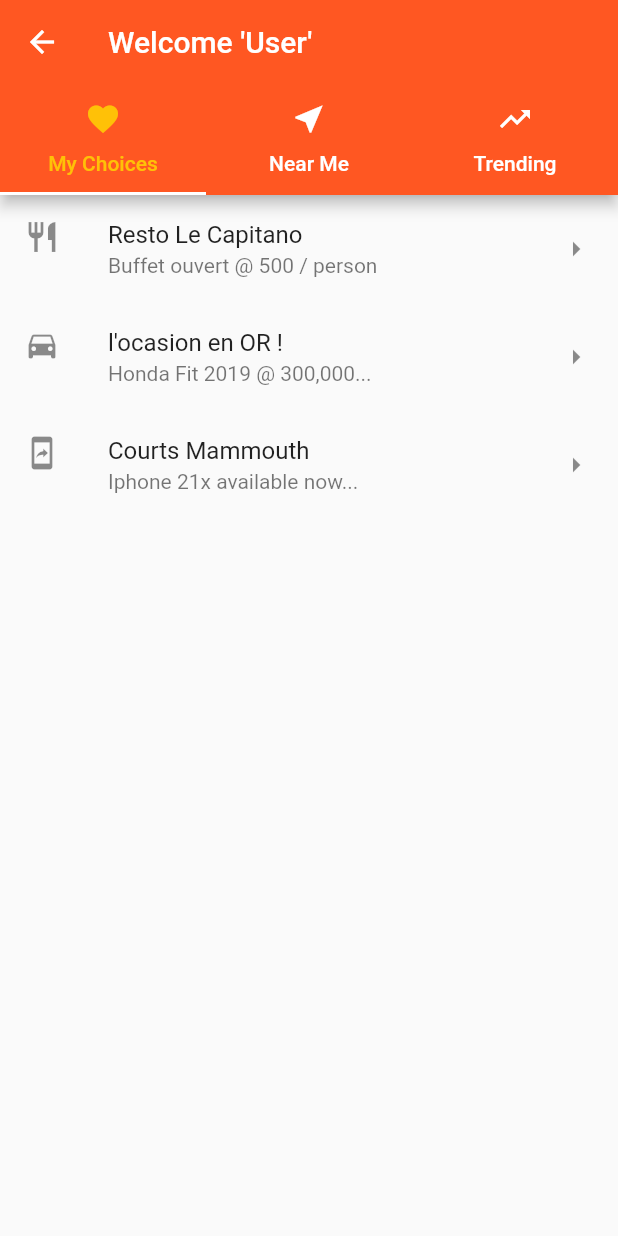
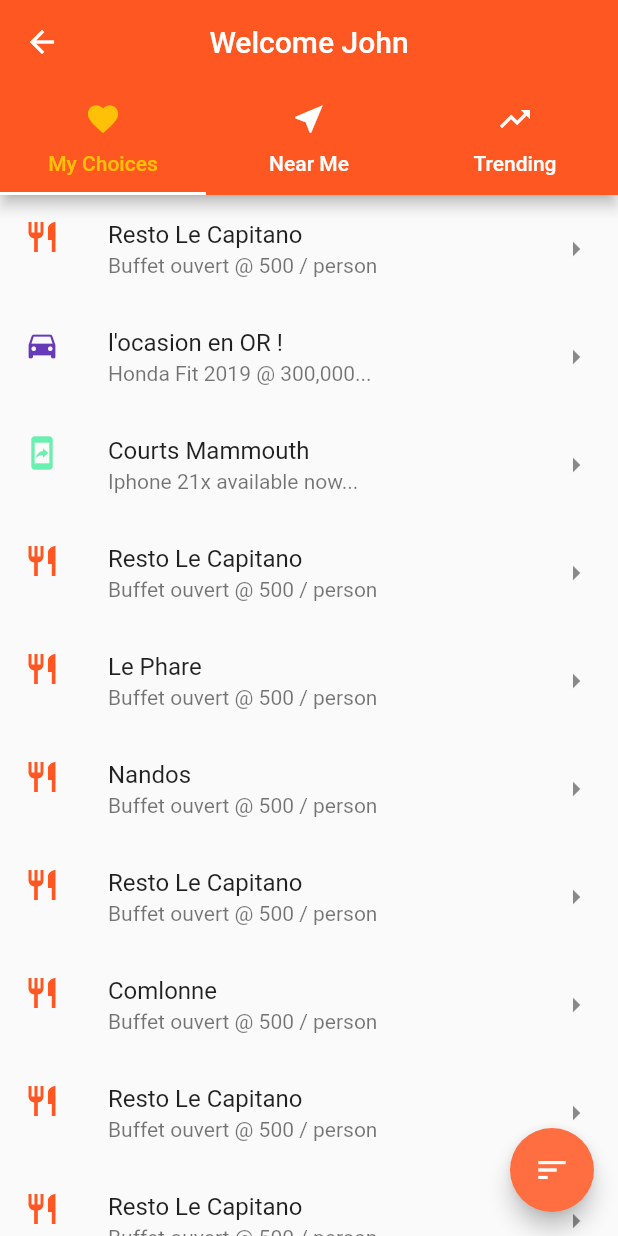
Before and after one commit to rajeev-khoodeeram/maubilee, a Flutter app: the HomeIndividual screen opened directly, on a phone screen of 412 x 824 dp. Run offline on Flutter 3.47's test engine with Material 2 defaults, Android fonts, the phone set to English and light mode, and no system bars.

Commit message:
individual snackbar added + business UI

```diff
--- a/lib/individual/HomeIndividual.dart
+++ b/lib/individual/HomeIndividual.dart
@@ -1,17 +1,17 @@
 import 'package:flutter/material.dart';
 import 'package:maubilee/individual/MyChoices.dart';
 import 'package:maubilee/individual/NearMe.dart';
-import 'package:maubilee/individual/Recommended.dart';
+
 import 'package:maubilee/individual/Trending.dart';
-
 
 class HomeIndividual extends StatefulWidget {
   @override
   _HomePageState createState() => _HomePageState();
 }
 
-class _HomePageState extends State<HomeIndividual> with SingleTickerProviderStateMixin{
-
+class _HomePageState extends State<HomeIndividual>
+    with SingleTickerProviderStateMixin {
+  final GlobalKey<ScaffoldState> _scaffoldKey = new GlobalKey<ScaffoldState>();
   TabController _tabController;
 
   @override
@@ -20,13 +20,14 @@ class _HomePageState extends State<HomeIndividual> with SingleTickerProviderStat
     super.initState();
   }
 
-
   @override
   Widget build(BuildContext context) {
     return new Scaffold(
+      key: _scaffoldKey,
       appBar: new AppBar(
         backgroundColor: Colors.deepOrange,
-        title: new Text("Welcome 'User'"),
+        title: new Text("Welcome John"),
+        centerTitle: true,
         bottom: TabBar(
           unselectedLabelColor: Colors.white,
           labelColor: Colors.amber,
@@ -37,21 +38,61 @@ class _HomePageState extends State<HomeIndividual> with SingleTickerProviderStat
           ],
           controller: _tabController,
           indicatorColor: Colors.white,
-        indicatorSize: TabBarIndicatorSize.tab,),
+          indicatorSize: TabBarIndicatorSize.tab,
+        ),
         bottomOpacity: 1,
       ),
       body: TabBarView(
-          children: [
+        children: [MyChoices(), NearMe(), Trending()],
+        controller: _tabController,
+      ),
+      floatingActionButton: FloatingActionButton(
+        backgroundColor: Colors.deepOrangeAccent,
+        child: Container(
+          color: Colors.deepOrangeAccent,
+          child: Icon(Icons.sort),
+        ),
+        onPressed: () {
+          _scaffoldKey.currentState.showSnackBar(SnackBar(
+            backgroundColor: Colors.orangeAccent,
+            content: Row(
+              mainAxisAlignment: MainAxisAlignment.spaceAround,
 
-              MyChoices(),
-              NearMe(),
-              Trending()
+              children: <Widget>[
+                InkWell(
+                  child: Icon(
+                    Icons.restaurant,
+                    color: Colors.blue,
+                  ),
+                  onTap: () {
+                    print("Resto");
+                  },
+                ),
+                InkWell(
+                  child: Icon(
+                    Icons.directions_car,
+                    color: Colors.blue,
+                  ),
+                  onTap: () {
+                    print("Cars");
+                  },
+                ),
+                InkWell(
+                  child: Icon(
+                    Icons.mobile_screen_share,
+                    color: Colors.blue,
+                  ),
+                  onTap: () {
+                    print("Mobile");
+                  },
+                ),
+
               ],
-      controller: _tabController,),
+            ),
+            duration: Duration(seconds: 3),
+          ));
+        },
+      ),
     );
   }
-
-
-
-
 }
--- a/lib/individual/MyChoices.dart
+++ b/lib/individual/MyChoices.dart
@@ -11,21 +11,64 @@ class MyChoices extends StatelessWidget {
               ListTile(
               title: Text.rich(TextSpan(text: "Resto Le Capitano")),
               subtitle: Text("Buffet ouvert @ 500 / person"),
-              leading: Icon(Icons.restaurant),
+              leading: Icon(Icons.restaurant, color: Colors.deepOrange,),
               trailing: Icon(Icons.arrow_right),
               ),
                ListTile(
               title: Text.rich(TextSpan(text: "l'ocasion en OR !")),
               subtitle: Text("Honda Fit 2019 @ 300,000..."),
-              leading: Icon(Icons.directions_car),
+              leading: Icon(Icons.directions_car, color: Colors.deepPurple,),
               trailing: Icon(Icons.arrow_right),
               ),
                ListTile(
               title: Text.rich(TextSpan(text: "Courts Mammouth")),
               subtitle: Text("Iphone 21x available now..."),
-              leading: Icon(Icons.mobile_screen_share),
+              leading: Icon(Icons.mobile_screen_share, color: Colors.greenAccent,),
               trailing: Icon(Icons.arrow_right),
-              )
+              ),
+               ListTile(
+              title: Text.rich(TextSpan(text: "Resto Le Capitano")),
+              subtitle: Text("Buffet ouvert @ 500 / person"),
+              leading: Icon(Icons.restaurant, color: Colors.deepOrange,),
+              trailing: Icon(Icons.arrow_right),
+              ),
+               ListTile(
+              title: Text.rich(TextSpan(text: "Le Phare")),
+              subtitle: Text("Buffet ouvert @ 500 / person"),
+              leading: Icon(Icons.restaurant, color: Colors.deepOrange,),
+              trailing: Icon(Icons.arrow_right),
+              ),
+               ListTile(
+              title: Text.rich(TextSpan(text: "Nandos")),
+              subtitle: Text("Buffet ouvert @ 500 / person"),
+              leading: Icon(Icons.restaurant, color: Colors.deepOrange,),
+              trailing: Icon(Icons.arrow_right),
+              ),
+               ListTile(
+              title: Text.rich(TextSpan(text: "Resto Le Capitano")),
+              subtitle: Text("Buffet ouvert @ 500 / person"),
+              leading: Icon(Icons.restaurant, color: Colors.deepOrange,),
+              trailing: Icon(Icons.arrow_right),
+              ),
+               ListTile(
+              title: Text.rich(TextSpan(text: "Comlonne")),
+              subtitle: Text("Buffet ouvert @ 500 / person"),
+              leading: Icon(Icons.restaurant, color: Colors.deepOrange,),
+              trailing: Icon(Icons.arrow_right),
+              ),
+               ListTile(
+              title: Text.rich(TextSpan(text: "Resto Le Capitano")),
+              subtitle: Text("Buffet ouvert @ 500 / person"),
+              leading: Icon(Icons.restaurant, color: Colors.deepOrange,),
+              trailing: Icon(Icons.arrow_right),
+              ),
+               ListTile(
+              title: Text.rich(TextSpan(text: "Resto Le Capitano")),
+              subtitle: Text("Buffet ouvert @ 500 / person"),
+              leading: Icon(Icons.restaurant, color: Colors.deepOrange,),
+              trailing: Icon(Icons.arrow_right),
+              ),
+
 
           ],
 
```
Also changed, not shown: lib/business/HomeBusiness.dart (+34 -5 lines). Lines whose indentation alone changed are shown as unchanged.
